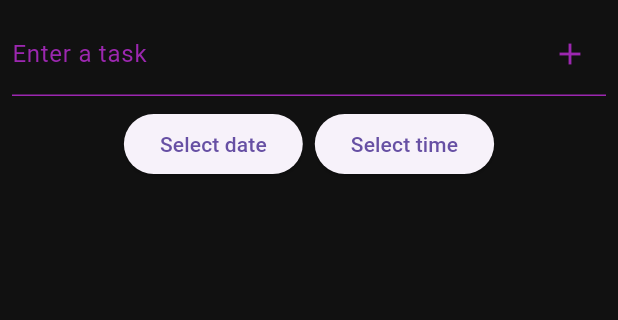
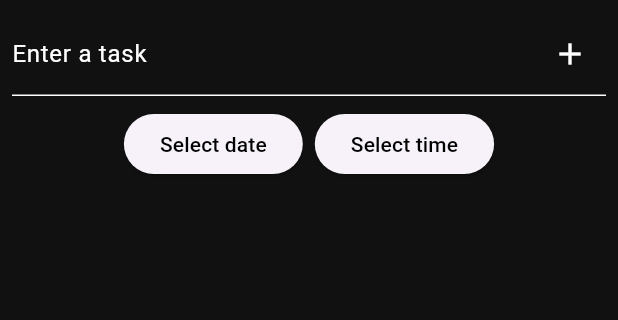
Before and after one commit to YousefMelhem/flutter, a Flutter app: the screen it shows after launch, on a phone screen of 412 x 824 dp, the part 84-404 px from its top. Run offline on Flutter 3.47's test engine with Material 3 defaults, Android fonts, the phone set to English and light mode, and no system bars; our stand-ins replace google_fonts.

Commit message:
done with assignment 2

```diff
--- a/to_do_list/lib/screens/home-screen.dart
+++ b/to_do_list/lib/screens/home-screen.dart
@@ -71,7 +71,7 @@ class _HomeScreenState extends State<HomeScreen> {
   @override
   Widget build(BuildContext context) {
     return Scaffold(
-      backgroundColor: const Color.fromARGB(255, 17, 17, 17), // Change the background color here
+      backgroundColor: const Color.fromARGB(255, 17, 17, 17),
       appBar: AppBar(
         title: Text('To-Do List'),
       ),
@@ -81,18 +81,18 @@ class _HomeScreenState extends State<HomeScreen> {
             padding: const EdgeInsets.all(8.0),
             child: TextField(
               controller: _controller,
-              style: TextStyle(color: Colors.white), // Change input text color here
+              style: TextStyle(color: Colors.white),
               decoration: InputDecoration(
                 labelText: 'Enter a task',
-                labelStyle: TextStyle(color: Colors.purple), // Change label text color here
+                labelStyle: TextStyle(color: Colors.white),
                 enabledBorder: UnderlineInputBorder(
-                  borderSide: BorderSide(color: Colors.purple), // Change border color here
+                  borderSide: BorderSide(color: Colors.white),
                 ),
                 focusedBorder: UnderlineInputBorder(
-                  borderSide: BorderSide(color: Colors.purple), // Change focused border color here
+                  borderSide: BorderSide(color: Colors.white),
                 ),
                 suffixIcon: IconButton(
-                  icon: Icon(Icons.add, color: Colors.purple), // Change "+" button color here
+                  icon: Icon(Icons.add, color: Colors.white),
                   onPressed: _addTodo,
                 ),
               ),
@@ -103,12 +103,18 @@ class _HomeScreenState extends State<HomeScreen> {
               children: [
                 ElevatedButton(
                   onPressed: () => _selectDate(context),
-                child: Text('Select date'),
+                  child: Text(
+                    'Select date',
+                    style: TextStyle(color: Colors.black),
+                  ),
                 ),
                 SizedBox(width: 8),
                 ElevatedButton(
                   onPressed: () => _selectTime(context),
-                child: Text('Select time'),
+                  child: Text(
+                    'Select time',
+                    style: TextStyle(color: Colors.black),
+                  ),
                 ),
               ],
             ),
```
Also changed, not shown: to_do_list/lib/widgets/todo_item.dart (+5 -5 lines), 1 other file. Lines whose indentation alone changed are shown as unchanged.
